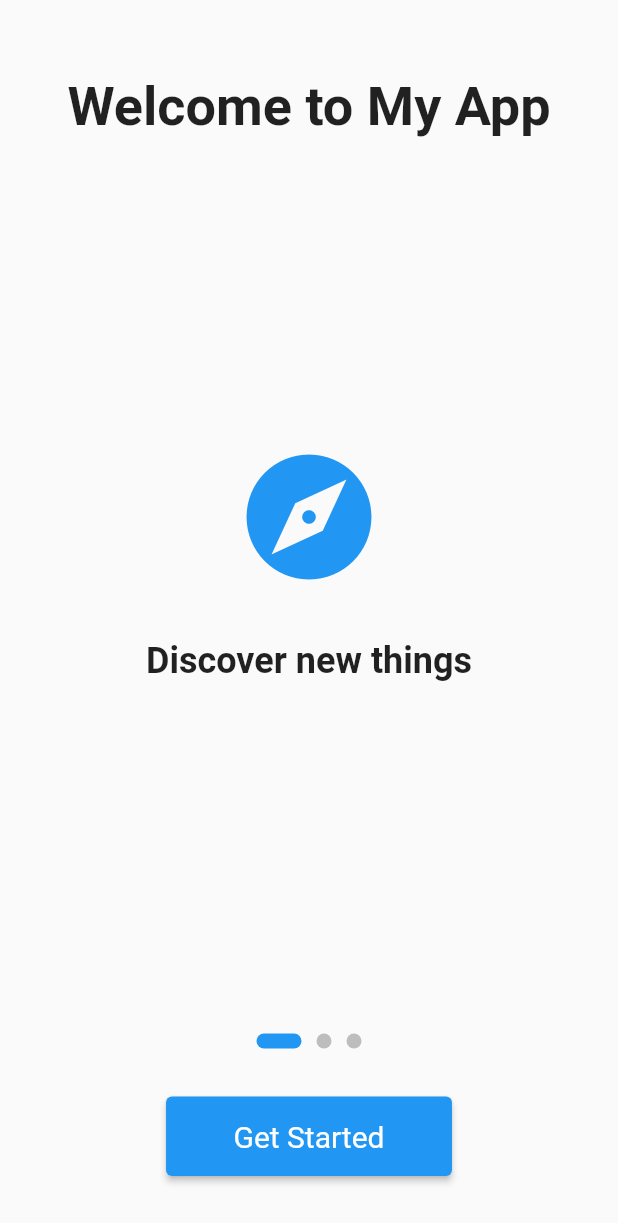
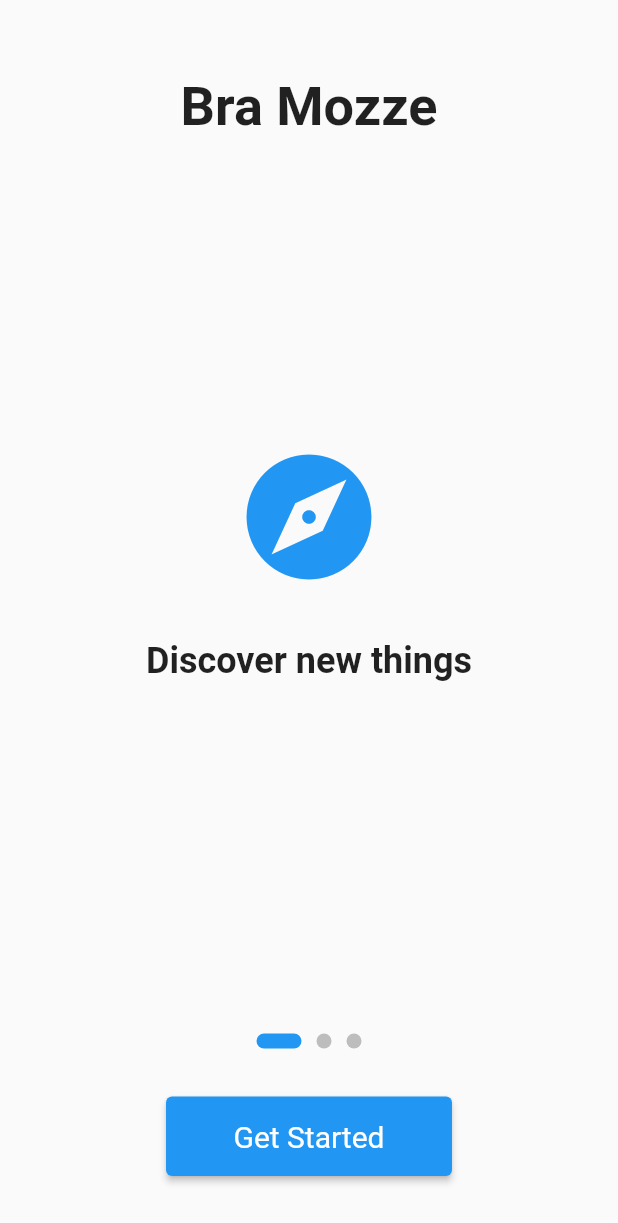
Before and after one commit to gtchakama/flutter_road, a Flutter app: the screen it shows after launch, on a phone screen of 412 x 824 dp. Shown: the top 1223 px of the screen. Run offline on Flutter 3.47's test engine with Material 2 defaults, Android fonts, the phone set to English and light mode, and no system bars.

Commit message:
Update main.dart

```diff
--- a/lib/main.dart
+++ b/lib/main.dart
@@ -61,7 +61,7 @@ class _IntroductionScreenState extends State<IntroductionScreen> {
           const Padding(
             padding: EdgeInsets.symmetric(horizontal: 20),
             child: Text(
-              "Welcome to My App",
+              "Bra Mozze",
               style: TextStyle(fontSize: 36, fontWeight: FontWeight.bold),
               textAlign: TextAlign.center,
             ),
```
